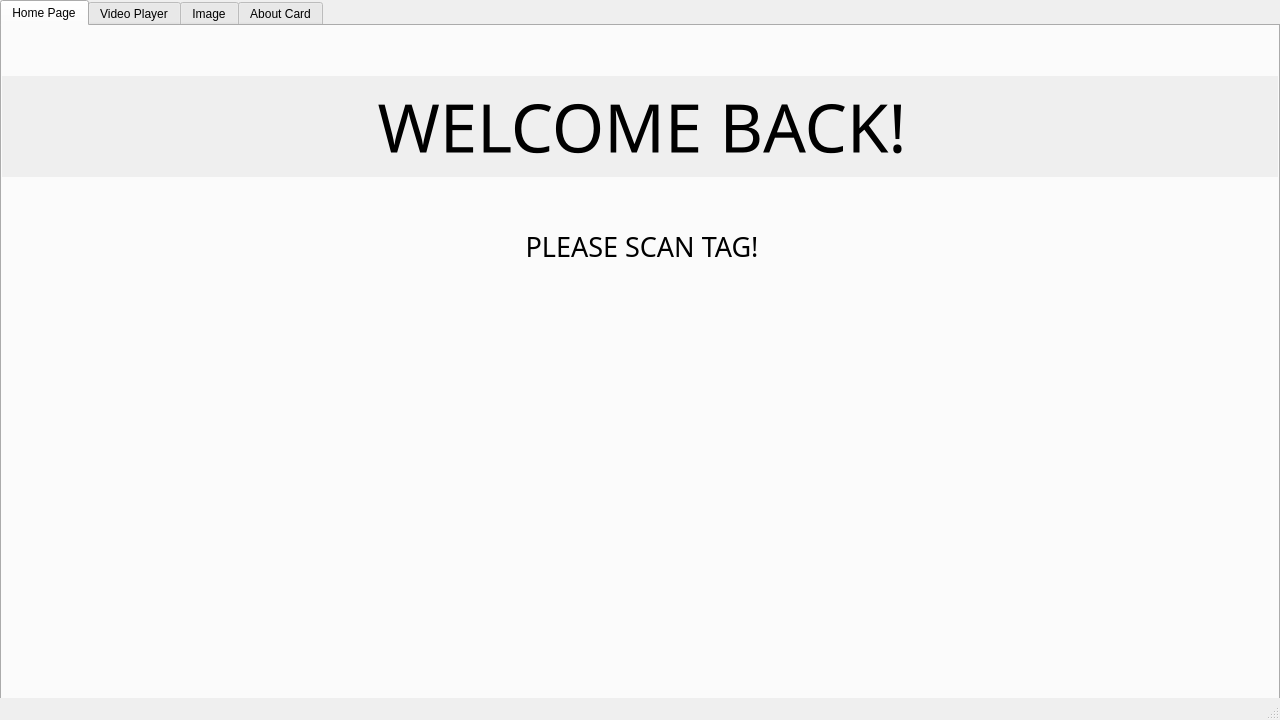
Old version of the form lib/ui/thesis.ui in the repository ashine-dissanayake/idtill.
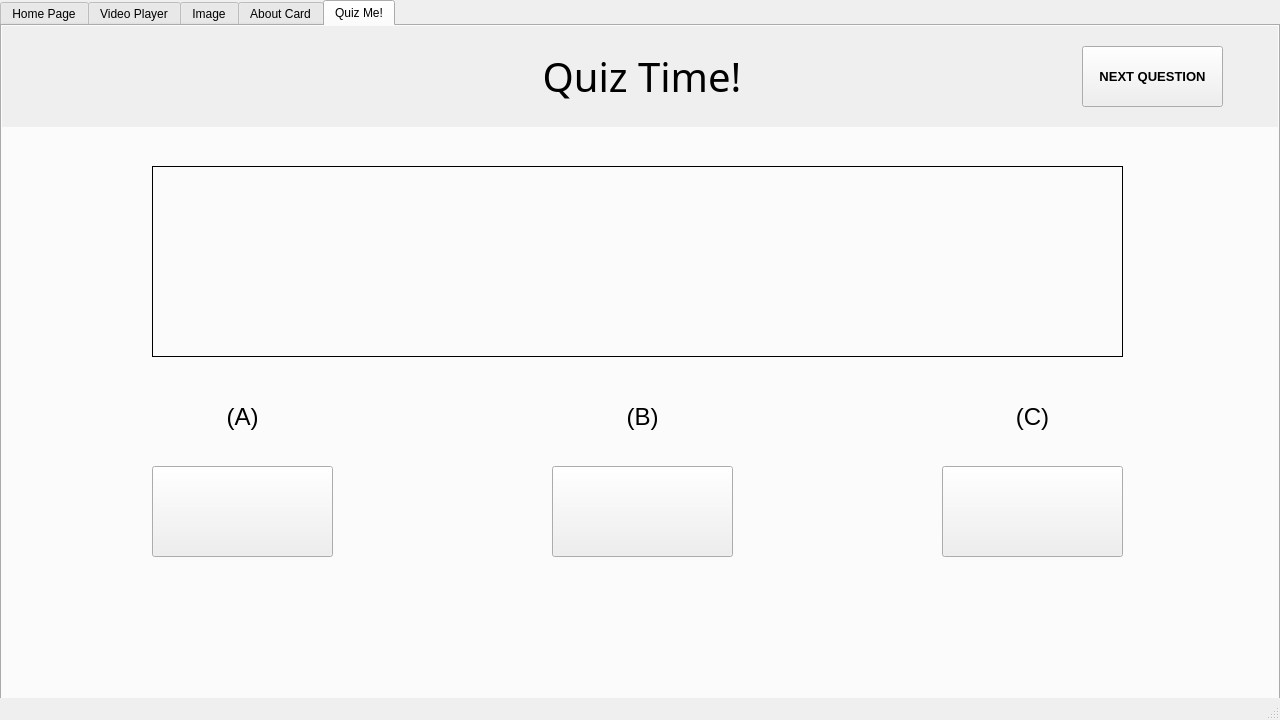
New version of the form. The open tabs and pages were chosen to show the change.

Commit message: Added another tab to GUI as a quiz section

What changed in the file:
```diff
--- a/lib/ui/thesis.ui
+++ b/lib/ui/thesis.ui
@@ -188,6 +188,228 @@
       </property>
      </widget>
     </widget>
+    <widget class="QWidget" name="quiz">
+     <attribute name="title">
+      <string>Quiz Me!</string>
+     </attribute>
+     <widget class="QLabel" name="title_label_4">
+      <property name="geometry">
+       <rect>
+        <x>0</x>
+        <y>0</y>
+        <width>1280</width>
+        <height>101</height>
+       </rect>
+      </property>
+      <property name="font">
+       <font>
+        <family>Cooper Black</family>
+        <pointsize>30</pointsize>
+        <weight>50</weight>
+        <bold>false</bold>
+        <underline>false</underline>
+       </font>
+      </property>
+      <property name="layoutDirection">
+       <enum>Qt::RightToLeft</enum>
+      </property>
+      <property name="autoFillBackground">
+       <bool>true</bool>
+      </property>
+      <property name="text">
+       <string>Quiz Time!</string>
+      </property>
+      <property name="alignment">
+       <set>Qt::AlignCenter</set>
+      </property>
+     </widget>
+     <widget class="QLabel" name="imageWidget_2">
+      <property name="geometry">
+       <rect>
+        <x>10</x>
+        <y>119</y>
+        <width>1251</width>
+        <height>471</height>
+       </rect>
+      </property>
+      <property name="text">
+       <string/>
+      </property>
+      <property name="alignment">
+       <set>Qt::AlignHCenter|Qt::AlignTop</set>
+      </property>
+     </widget>
+     <widget class="QPushButton" name="option_1">
+      <property name="geometry">
+       <rect>
+        <x>150</x>
+        <y>440</y>
+        <width>181</width>
+        <height>91</height>
+       </rect>
+      </property>
+      <property name="font">
+       <font>
+        <pointsize>20</pointsize>
+       </font>
+      </property>
+      <property name="text">
+       <string/>
+      </property>
+      <property name="default">
+       <bool>false</bool>
+      </property>
+      <property name="flat">
+       <bool>false</bool>
+      </property>
+     </widget>
+     <widget class="QPushButton" name="option_2">
+      <property name="geometry">
+       <rect>
+        <x>550</x>
+        <y>440</y>
+        <width>181</width>
+        <height>91</height>
+       </rect>
+      </property>
+      <property name="font">
+       <font>
+        <pointsize>20</pointsize>
+       </font>
+      </property>
+      <property name="text">
+       <string/>
+      </property>
+     </widget>
+     <widget class="QPushButton" name="option_3">
+      <property name="geometry">
+       <rect>
+        <x>940</x>
+        <y>440</y>
+        <width>181</width>
+        <height>91</height>
+       </rect>
+      </property>
+      <property name="font">
+       <font>
+        <pointsize>20</pointsize>
+       </font>
+      </property>
+      <property name="text">
+       <string/>
+      </property>
+     </widget>
+     <widget class="QPushButton" name="next_button">
+      <property name="geometry">
+       <rect>
+        <x>1080</x>
+        <y>20</y>
+        <width>141</width>
+        <height>61</height>
+       </rect>
+      </property>
+      <property name="font">
+       <font>
+        <pointsize>10</pointsize>
+        <weight>75</weight>
+        <bold>true</bold>
+       </font>
+      </property>
+      <property name="layoutDirection">
+       <enum>Qt::LeftToRight</enum>
+      </property>
+      <property name="text">
+       <string>NEXT QUESTION</string>
+      </property>
+     </widget>
+     <widget class="QLabel" name="perm_label">
+      <property name="geometry">
+       <rect>
+        <x>150</x>
+        <y>370</y>
+        <width>181</width>
+        <height>41</height>
+       </rect>
+      </property>
+      <property name="font">
+       <font>
+        <pointsize>18</pointsize>
+       </font>
+      </property>
+      <property name="text">
+       <string>(A)</string>
+      </property>
+      <property name="alignment">
+       <set>Qt::AlignCenter</set>
+      </property>
+     </widget>
+     <widget class="QLabel" name="perm_label_2">
+      <property name="geometry">
+       <rect>
+        <x>550</x>
+        <y>370</y>
+        <width>181</width>
+        <height>41</height>
+       </rect>
+      </property>
+      <property name="font">
+       <font>
+        <pointsize>18</pointsize>
+       </font>
+      </property>
+      <property name="text">
+       <string>(B)</string>
+      </property>
+      <property name="alignment">
+       <set>Qt::AlignCenter</set>
+      </property>
+     </widget>
+     <widget class="QLabel" name="perm_label_3">
+      <property name="geometry">
+       <rect>
+        <x>940</x>
+        <y>370</y>
+        <width>181</width>
+        <height>41</height>
+       </rect>
+      </property>
+      <property name="font">
+       <font>
+        <pointsize>18</pointsize>
+       </font>
+      </property>
+      <property name="text">
+       <string>(C)</string>
+      </property>
+      <property name="alignment">
+       <set>Qt::AlignCenter</set>
+      </property>
+     </widget>
+     <widget class="QLabel" name="question_label">
+      <property name="geometry">
+       <rect>
+        <x>150</x>
+        <y>140</y>
+        <width>971</width>
+        <height>191</height>
+       </rect>
+      </property>
+      <property name="font">
+       <font>
+        <pointsize>40</pointsize>
+       </font>
+      </property>
+      <property name="frameShape">
+       <enum>QFrame::Box</enum>
+      </property>
+      <property name="text">
+       <string/>
+      </property>
+      <property name="alignment">
+       <set>Qt::AlignCenter</set>
+      </property>
+     </widget>
+    </widget>
    </widget>
   </widget>
   <widget class="QMenuBar" name="menubar">
```
The commit also changes 4 other files.
